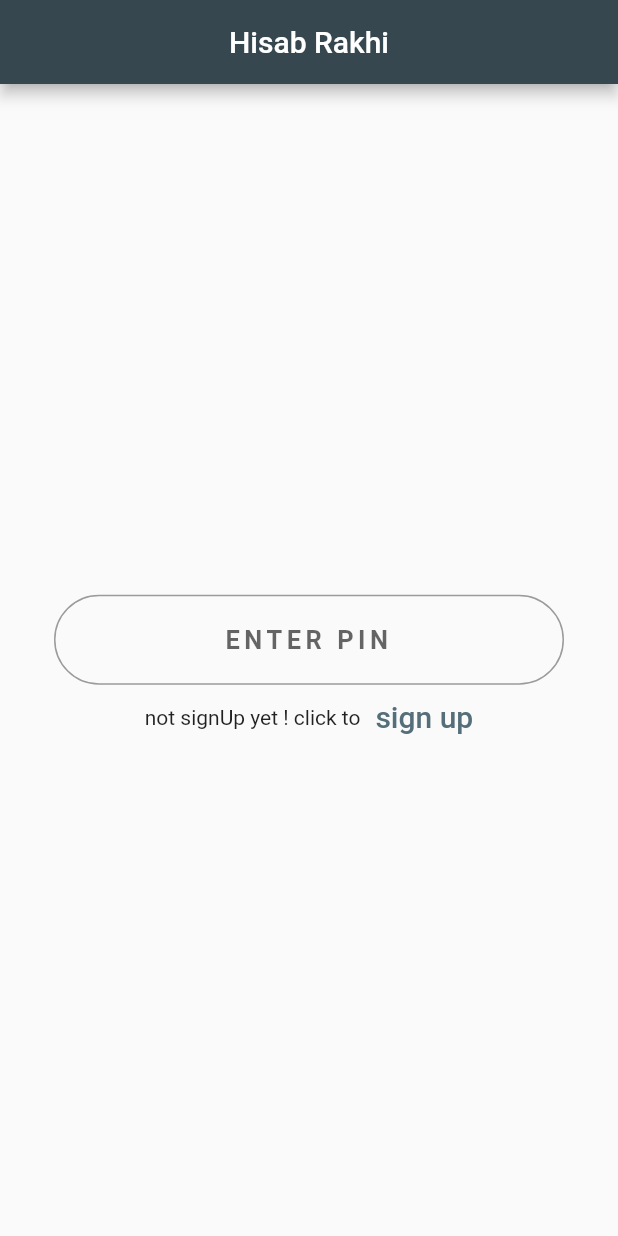
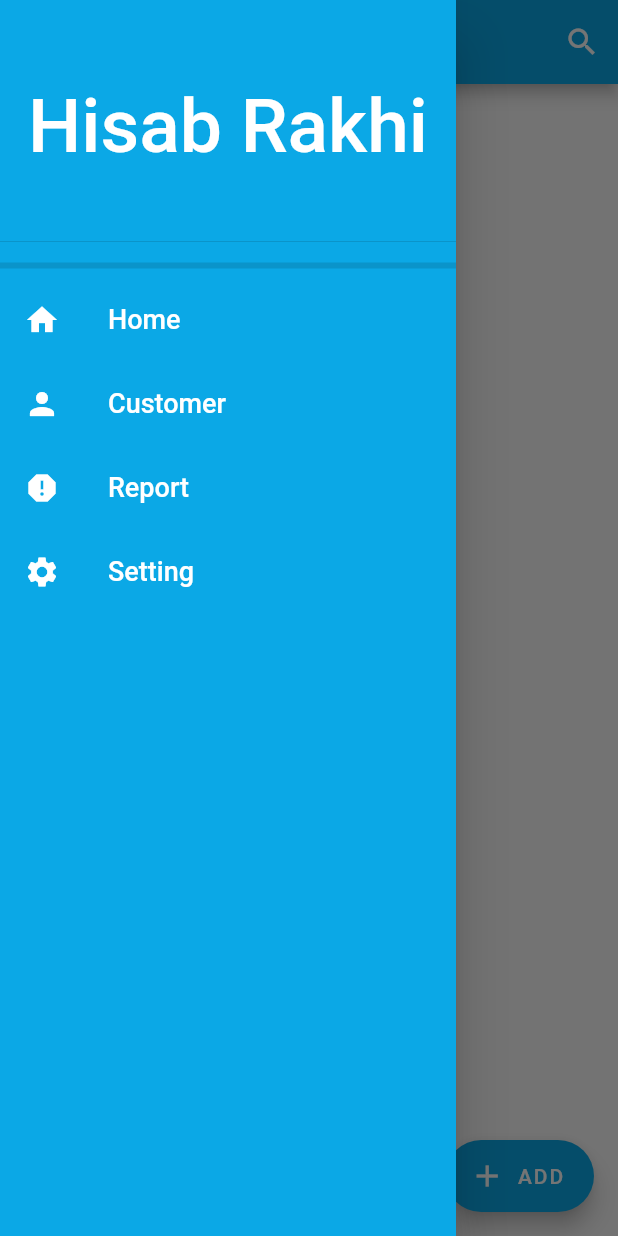
Before and after one commit to AsiFmahmud10/3.1-Project_HISAB_RAKHI, a Flutter app: the screen it shows after launch, with the side drawer open (before the commit the screen has no drawer), on a phone screen of 412 x 824 dp. Run offline on Flutter 3.47's test engine with Material 2 defaults, Android fonts, the phone set to English and light mode, and no system bars; our stand-ins replace hive, hive_flutter; accounts and stored records are empty.

Commit message:
search item page

```diff
--- /dev/null
+++ b/lib/SearchItems.dart
@@ -0,0 +1,18 @@
+class Customer {
+  final String name;
+  final int tk;
+
+  Customer({required this.tk, required this.name});
+}
+
+List<Customer> customerDetails = [
+  Customer(name: "Abish", tk: 106),
+  Customer(name: "Bob", tk: 267),
+  Customer(name: "Charlie", tk: 773),
+  Customer(name: "Dany", tk: 476),
+  Customer(name: "Esha", tk: 565),
+  Customer(name: "Fizel", tk: 6456),
+  Customer(name: "Gayathri", tk: 67),
+  Customer(name: "Hendry", tk: 866),
+  Customer(name: "Ishya", tk: 669),
+];
--- /dev/null
+++ b/lib/customer_search.dart
@@ -0,0 +1,176 @@
+import 'package:flutter/material.dart';
+
+import 'package:hisab_khata/SearchItems.dart';
+
+class search extends StatefulWidget {
+  @override
+  _searchState createState() => _searchState();
+}
+
+class _searchState extends State<search> {
+  @override
+  Widget build(BuildContext context) {
+    return Scaffold(
+      appBar: AppBar(
+        title: Center(child: Text("Search Customer")),
+        backgroundColor: Color.fromARGB(255, 11, 168, 230),
+        actions: [
+          IconButton(
+            onPressed: () {
+              showSearch(context: context, delegate: StudentSearch());
+            },
+            icon: Icon(Icons.search),
+          ),
+        ],
+      ),
+      drawer: Drawer(
+        backgroundColor: Color.fromARGB(255, 11, 168, 230),
+        child: ListView(
+          children: [
+            DrawerHeader(
+              child: (Container(
+                child: const Center(
+                  child: Text(
+                    'Hisab Rakhi',
+                    style: TextStyle(
+                      fontSize: 50,
+                      color: Colors.white,
+                    ),
+                  ),
+                ),
+                //color: Color.fromARGB(255, 7, 145, 214),
+              )),
+            ),
+            Divider(
+              thickness: 4.0,
+            ),
+            ListTile(
+              iconColor: Colors.white,
+              leading: Icon(Icons.home),
+              title: const Text(
+                'Home',
+                style: TextStyle(
+                  fontSize: 18,
+                  color: Colors.white,
+                ),
+              ),
+              onTap: () {},
+            ),
+            ListTile(
+              iconColor: Colors.white,
+              leading: Icon(Icons.person),
+              title: const Text(
+                'Customer',
+                style: TextStyle(
+                  fontSize: 18,
+                  color: Colors.white,
+                ),
+              ),
+              onTap: () {},
+            ),
+            ListTile(
+              iconColor: Colors.white,
+              leading: Icon(Icons.report),
+              title: const Text(
+                'Report',
+                style: TextStyle(
+                  fontSize: 18,
+                  color: Colors.white,
+                ),
+              ),
+              onTap: () {},
+            ),
+            ListTile(
+              iconColor: Colors.white,
+              leading: Icon(Icons.settings),
+              title: const Text(
+                'Setting',
+                style: TextStyle(
+                  color: Colors.white,
+                  fontSize: 18,
+                ),
+              ),
+              onTap: () {},
+            ),
+          ],
+        ),
+      ),
+      floatingActionButton: FloatingActionButton.extended(
+        onPressed: () {
+          Navigator.pushNamed(context, '/add');
+        },
+        label: const Text('ADD'),
+        icon: const Icon(Icons.add),
+        backgroundColor: Color.fromARGB(255, 11, 168, 230),
+      ),
+    );
+  }
+}
+
+class StudentSearch extends SearchDelegate<Customer> {
+  @override
+  List<Widget> buildActions(BuildContext context) {
+    return [
+      IconButton(
+        onPressed: () {
+          query = "";
+        },
+        icon: Icon(Icons.clear),
+      ),
+    ];
+  }
+
+  @override
+  Widget buildLeading(BuildContext context) {
+    return IconButton(
+      onPressed: () {
+        Navigator.pop(context);
+      },
+      icon: Icon(Icons.navigate_before),
+    );
+  }
+
+  @override
+  Widget buildResults(BuildContext context) {
+    return Center(
+      child: Text(query),
+    );
+  }
+
+  @override
+  Widget buildSuggestions(BuildContext context) {
+    final listItems = query.isEmpty
+        ? customerDetails
+        : customerDetails
+            .where((element) => element.name
+                .toLowerCase()
+                .startsWith(query.toLowerCase().toString()))
+            .toList();
+
+    return listItems.isEmpty
+        ? Center(child: Text("No Data Found!"))
+        : ListView.builder(
+            itemCount: listItems.length,
+            itemBuilder: (context, index) {
+              return Padding(
+                  padding: const EdgeInsets.only(left: 15.00, right: 15.00),
+                  child: Column(
+                    children: [
+                      ListTile(
+                        leading: Icon(
+                          Icons.person,
+                          size: 40,
+                        ),
+                        title: Text(listItems[index].name),
+                        subtitle: Text(
+                            "Due Blance : ${(listItems[index].tk.toString())}"),
+                        onTap: () {
+                          showResults(context);
+                        },
+                      ),
+                      Divider(),
+                    ],
+                  ));
+            });
+  }
+}
--- a/lib/main.dart
+++ b/lib/main.dart
@@ -4,7 +4,9 @@ import 'package:hisab_khata/signin.dart';
 import 'package:hisab_khata/_signup.dart';
 import 'package:hisab_khata/menu.dart';
 import 'package:hisab_khata/home.dart';
+import 'package:hisab_khata/signup.dart';
 import '_home.dart';
+import 'package:hisab_khata/customer_search.dart';
 import 'package:hive_flutter/hive_flutter.dart';
 import 'package:hive/hive.dart';
 
@@ -22,13 +24,17 @@ class MyApp extends StatelessWidget {
   @override
   Widget build(BuildContext context) {
     return MaterialApp(
+      debugShowCheckedModeBanner: false,
       //home: home(),
       initialRoute: '/',
       routes: {
-        '/': (context) => Home(),
+        '/': (context) => search(),
         '/menu': (context) => menu(),
         '/signup': (context) => SignUp(),
         '/signin': (context) => signin(),
+        //'/search': (context) => search(),
+        //'/home': (context) => home()
+        '/add': (context) => signup(),
       },
     );
   }
--- a/lib/menu.dart
+++ b/lib/menu.dart
@@ -139,7 +139,9 @@ class menu extends StatelessWidget {
               Container(
                 child: Center(
                   child: ElevatedButton(
-                    onPressed: () {},
+                    onPressed: () {
+                      Navigator.pushNamed(context, '/search');
+                    },
                     child: Text(
                       'Customer',
                       style: TextStyle(
```
Also changed, not shown: lib/signup.dart (+90 -22 lines).
